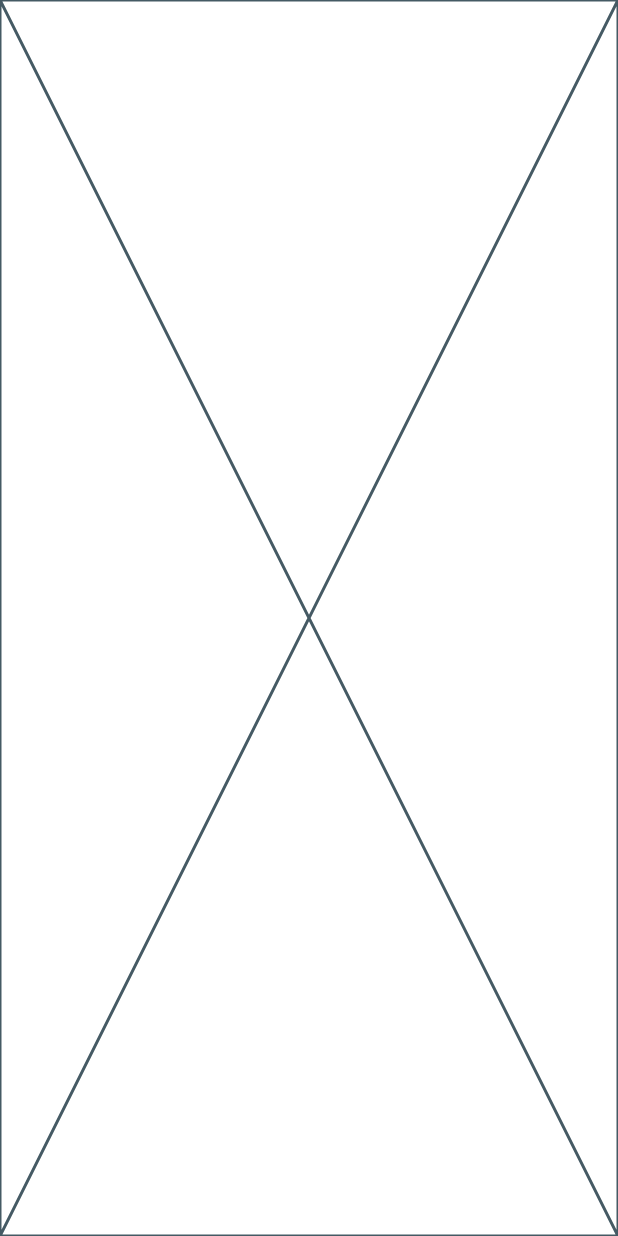
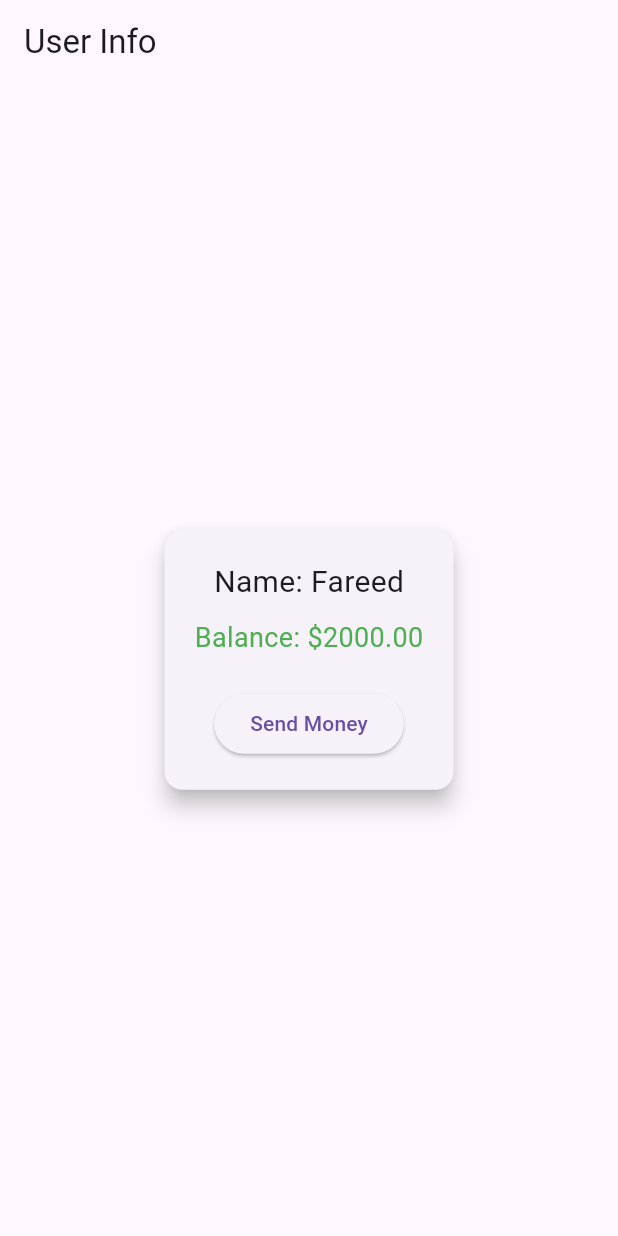
Before and after one commit to Tijanifareed/Kobi, a Flutter app: the screen it shows after launch, on a phone screen of 412 x 824 dp. Run offline on Flutter 3.47's test engine with Material 3 defaults, Android fonts, the phone set to English and light mode, and no system bars.

Commit message:
added gif

```diff
--- a/lib/main.dart
+++ b/lib/main.dart
@@ -14,7 +14,7 @@ class MyApp extends StatelessWidget {
     return MaterialApp(
       title: 'Flutter Demo',
 
-      home: HomePage(),
+      home: HomePage(userName: "Fareed", balance: 2000.0),
     );
   }
 }
--- a/lib/screens/home_page.dart
+++ b/lib/screens/home_page.dart
@@ -1,7 +1,14 @@
 import 'package:flutter/material.dart';
 
 class HomePage extends StatefulWidget {
-  const HomePage({super.key});
+  final String userName;
+  final double balance;
+
+  const HomePage({
+    Key? key,
+    required this.userName,
+    required this.balance,
+  }) : super(key: key);
 
   @override
   State<HomePage> createState() => _HomePageState();
@@ -10,6 +17,35 @@ class HomePage extends StatefulWidget {
 class _HomePageState extends State<HomePage> {
   @override
   Widget build(BuildContext context) {
-    return const Placeholder();
+    return Scaffold(
+      appBar: AppBar(title: const Text('User Info')),
+      body: Center(
+        child: Card(
+          elevation: 6,
+          margin: const EdgeInsets.all(20),
+          shape: RoundedRectangleBorder(borderRadius: BorderRadius.circular(12)),
+          child: Padding(
+            padding: const EdgeInsets.all(20),
+            child: Column(
+              mainAxisSize: MainAxisSize.min,
+              children: [
+                Text('Name: ${widget.userName}', style: const TextStyle(fontSize: 20)),
+                const SizedBox(height: 10),
+                Text('Balance: \$${widget.balance.toStringAsFixed(2)}',
+                    style: const TextStyle(fontSize: 18, color: Colors.green)),
+                const SizedBox(height: 20),
+                ElevatedButton(
+                  onPressed: () {
+                    print('Send Money button clicked!');
+                  },
+                  child: const Text('Send Money'),
+                )
+              ],
+            ),
+          ),
+        ),
+      ),
+    );
+
   }
 }
```
Also changed, not shown: Kobihome_page.dart2025-04-3014-33-01-ezgif.com-optimize.gif (added).
